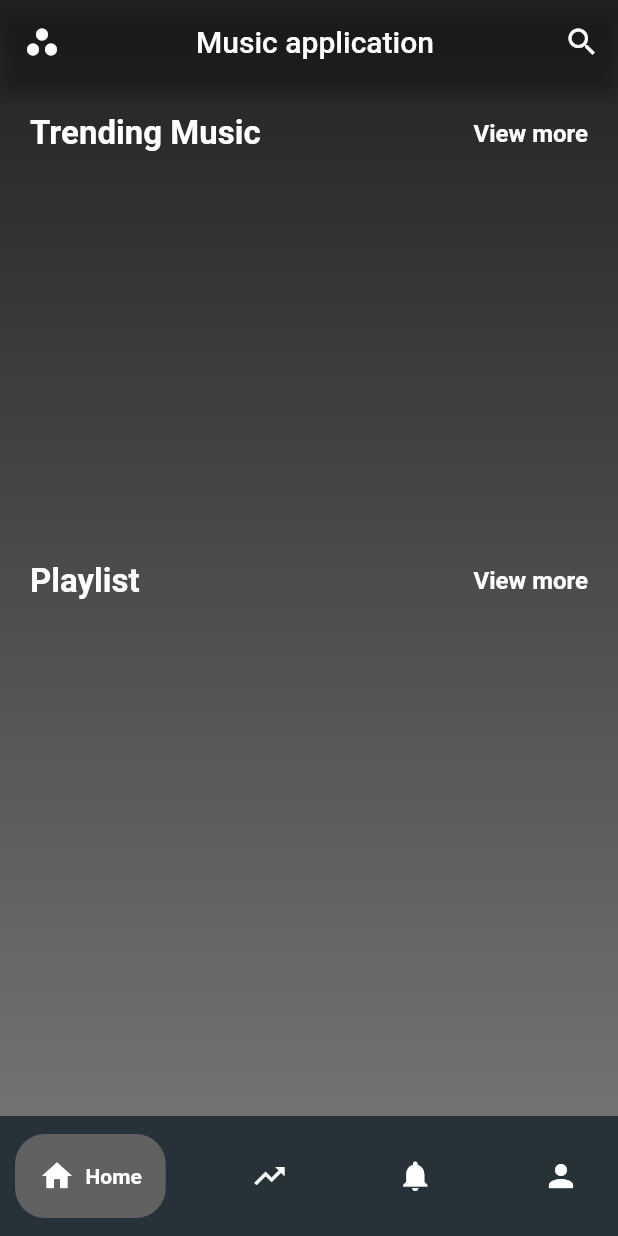
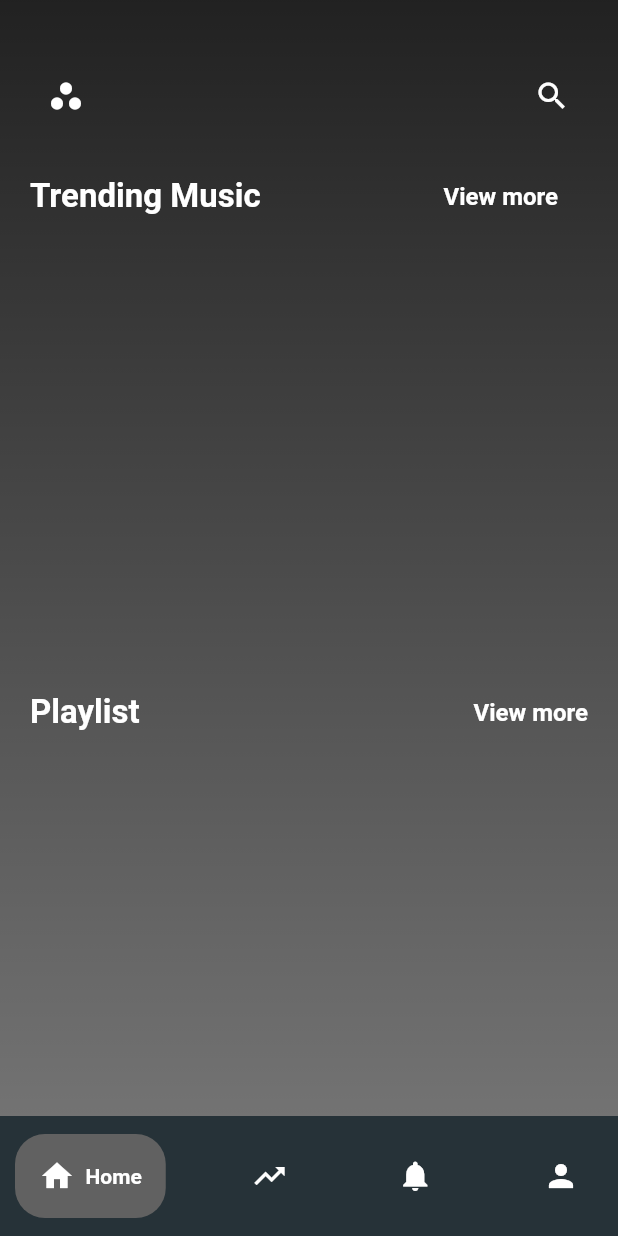
Before and after one commit to hienhh97/music_app, a Flutter app: the screen it shows once a user with an empty profile is signed in, on a phone screen of 412 x 824 dp. Run offline on Flutter 3.47's test engine with Material 2 defaults, Android fonts, the phone set to English and light mode, and no system bars; drawn by our look-alikes of carousel_slider, google_nav_bar; our stand-ins replace audioplayers, cloud_firestore, file_picker, firebase_auth, firebase_core, firebase_storage and 4 more; accounts and stored records are empty.

Commit message:
remake search screen

```diff
--- a/lib/screens/app screens/home.dart
+++ b/lib/screens/app screens/home.dart
@@ -41,40 +41,15 @@ class HomeScreen extends StatelessWidget {
       ),
       child: Scaffold(
         backgroundColor: Colors.transparent,
-        appBar: AppBar(
-          backgroundColor: Colors.transparent,
-          leading: IconButton(
-            onPressed: () {},
-            icon: const Icon(Icons.workspaces_filled),
-          ),
-          title: const Center(child: Text('Music application')),
-          actions: [
-            IconButton(
-                onPressed: () {
-                  Navigator.push(
-                      context,
-                      MaterialPageRoute(
-                          builder: (context) => const SearchScreen()));
-                },
-                icon: const Icon(Icons.search))
-          ],
-        ),
         body: SingleChildScrollView(
           child: Padding(
-            padding: const EdgeInsets.only(left: 20, top: 20, bottom: 20),
+            padding: const EdgeInsets.all(20),
             child: Column(
               children: [
                 Column(
                   children: [
-                    const Padding(
-                      padding: EdgeInsets.only(right: 20),
-                      child: SectionHeader(title: 'Trending Music'),
-                    ),
-                    const SizedBox(
-                      height: 20,
-                    ),
                     SizedBox(
-                      height: MediaQuery.of(context).size.height * 0.27,
+                      height: MediaQuery.of(context).size.height * 0.5,
                       child: StreamBuilder<List<Song>>(
                         stream: readSongs(),
                         builder: (context, snapshot) {
@@ -86,7 +61,48 @@ class HomeScreen extends StatelessWidget {
                           }
 
                           final songs = snapshot.data!;
-                          return CarouselSlider(
+                          return Column(
+                            children: [
+                              const SizedBox(
+                                height: 20,
+                              ),
+                              Row(
+                                mainAxisAlignment:
+                                    MainAxisAlignment.spaceBetween,
+                                children: [
+                                  IconButton(
+                                    onPressed: () {},
+                                    icon: const Icon(Icons.workspaces_filled),
+                                    color: Colors.white,
+                                  ),
+                                  //search Icon
+                                  IconButton(
+                                    onPressed: () {
+                                      Navigator.push(
+                                          context,
+                                          MaterialPageRoute(
+                                              builder: (context) =>
+                                                  SearchScreen(songs: songs)));
+                                    },
+                                    icon: const Icon(
+                                      Icons.search,
+                                      color: Colors.white,
+                                    ),
+                                    splashColor: Colors.grey[400],
+                                  ),
+                                ],
+                              ),
+                              const SizedBox(
+                                height: 30,
+                              ),
+                              const Padding(
+                                padding: EdgeInsets.only(right: 20),
+                                child: SectionHeader(title: 'Trending Music'),
+                              ),
+                              const SizedBox(
+                                height: 20,
+                              ),
+                              CarouselSlider(
                                   items: songs.map((index) {
                                     return SongCard(song: index);
                                   }).toList(),
@@ -95,16 +111,18 @@ class HomeScreen extends StatelessWidget {
                                     onPageChanged: (index, reason) {},
                                     enlargeCenterPage: true,
                                     enlargeFactor: .2,
-                                height: 300,
+                                    height: 260,
                                     autoPlay: true,
-                              ));
+                                  )),
+                            ],
+                          );
                         },
                       ),
                     ),
                   ],
                 ),
                 Padding(
-                  padding: const EdgeInsets.only(top: 30, right: 20),
+                  padding: const EdgeInsets.only(top: 30),
                   child: Column(
                     children: [
                       const SectionHeader(title: 'Playlist'),
```
Also changed, not shown: lib/screens/app screens/components/custom_search.dart (+102 -63 lines). Lines whose indentation alone changed are shown as unchanged.
